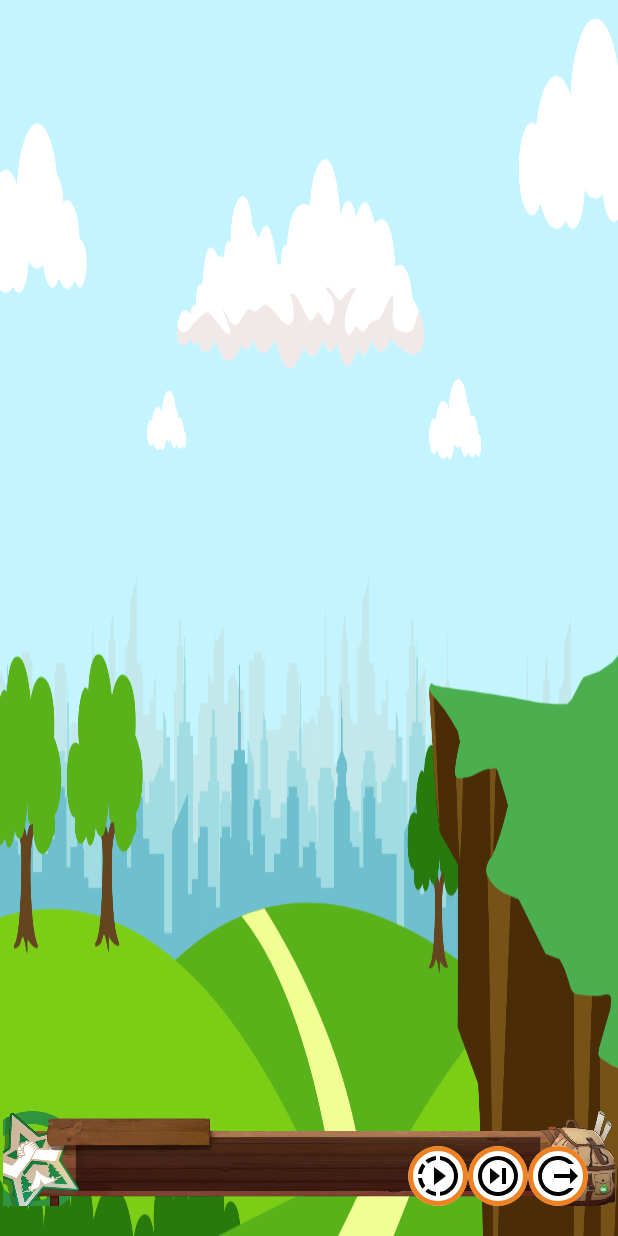
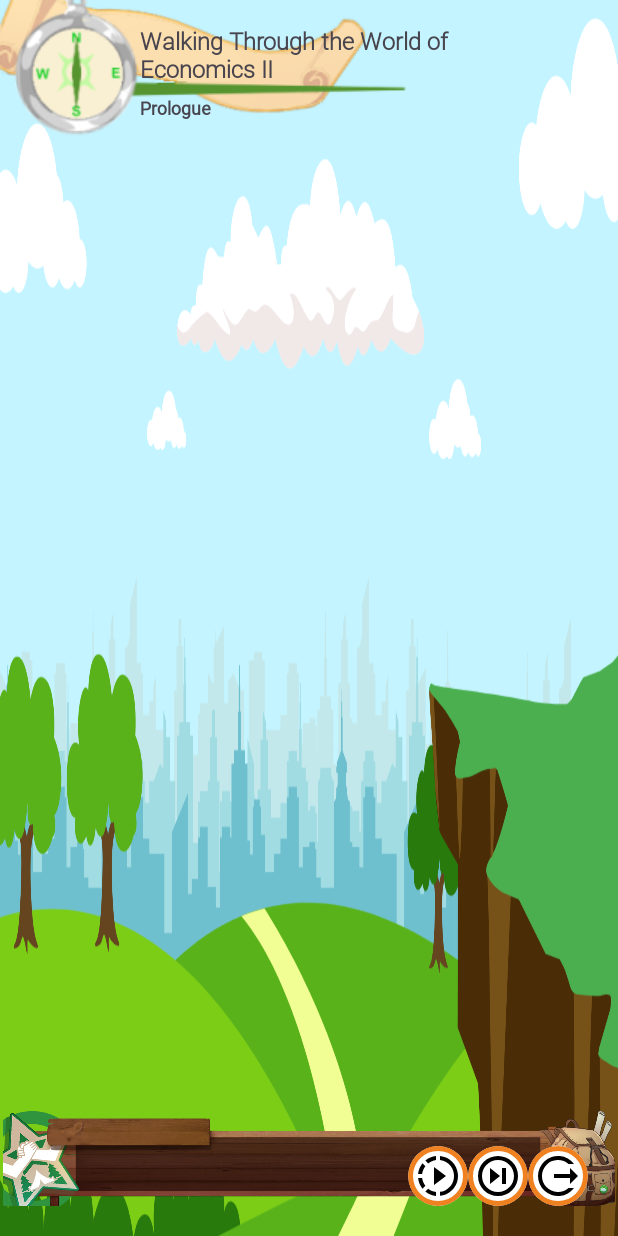
Before and after one commit to UgetsuMurata/Merkado-Capstone, an Android app: the layout gam_story_mode.xml on its own in the app's theme, with its tools: preview values and no code run, on a phone screen of 412 x 824 dp. Run offline under Robolectric (Android 15) with nearby library versions, the phone set to English and light mode, and no system bars.

Commit message:
Navigating between scenes. Scene and Chapter display UI

```diff
--- a/app/src/main/res/layout/gam_story_mode.xml
+++ b/app/src/main/res/layout/gam_story_mode.xml
@@ -7,6 +7,68 @@
     android:layout_height="match_parent"
     android:background="@drawable/bg_mai_main_menu"
     tools:context=".Screens.Game.StoryMode">
+
+    <androidx.constraintlayout.widget.ConstraintLayout
+        android:layout_width="wrap_content"
+        android:layout_height="wrap_content"
+        app:layout_constraintStart_toStartOf="parent"
+        app:layout_constraintTop_toTopOf="parent">
+
+        <androidx.constraintlayout.widget.Guideline
+            android:id="@+id/scene_detail_top"
+            android:layout_width="wrap_content"
+            android:layout_height="wrap_content"
+            android:orientation="horizontal"
+            app:layout_constraintGuide_percent=".58" />
+
+        <androidx.constraintlayout.widget.Guideline
+            android:id="@+id/chapter_detail_top"
+            android:layout_width="wrap_content"
+            android:layout_height="wrap_content"
+            android:orientation="horizontal"
+            app:layout_constraintGuide_percent=".65" />
+
+        <androidx.constraintlayout.widget.Guideline
+            android:id="@+id/scene_detail_start"
+            android:layout_width="wrap_content"
+            android:layout_height="wrap_content"
+            android:orientation="vertical"
+            app:layout_constraintGuide_percent=".31" />
+
+        <TextView
+            android:id="@+id/scene_name"
+            android:layout_width="0dp"
+            android:layout_height="wrap_content"
+            android:elevation="2dp"
+            android:fontFamily="@font/text"
+            android:text="Walking Through the World of Economics II"
+            android:textSize="16sp"
+            android:textStyle="bold"
+            app:layout_constraintBottom_toBottomOf="@id/scene_detail_top"
+            app:layout_constraintEnd_toEndOf="parent"
+            app:layout_constraintStart_toStartOf="@id/scene_detail_start" />
+
+        <TextView
+            android:id="@+id/chapter_name"
+            android:layout_width="0dp"
+            android:layout_height="wrap_content"
+            android:elevation="2dp"
+            android:fontFamily="@font/elements"
+            android:text="Prologue"
+            android:textSize="12sp"
+            android:textStyle="bold"
+            app:layout_constraintEnd_toEndOf="parent"
+            app:layout_constraintStart_toStartOf="@id/scene_detail_start"
+            app:layout_constraintTop_toTopOf="@id/chapter_detail_top" />
+
+        <ImageView
+            android:layout_width="wrap_content"
+            android:layout_height="wrap_content"
+            android:adjustViewBounds="true"
+            android:src="@drawable/gui_story_details"
+            app:layout_constraintStart_toStartOf="parent"
+            app:layout_constraintTop_toTopOf="parent" />
+    </androidx.constraintlayout.widget.ConstraintLayout>
 
     <LinearLayout
         android:layout_width="match_parent"
@@ -351,9 +413,9 @@
         android:id="@+id/black_screen"
         android:layout_width="match_parent"
         android:layout_height="match_parent"
+        android:alpha="0"
+        android:contentDescription="black screen"
         android:elevation="20dp"
         android:src="@color/black"
-        android:contentDescription="black screen"
-        android:alpha="0"
-        android:visibility="gone"/>
+        android:visibility="gone" />
 </androidx.constraintlayout.widget.ConstraintLayout>
```
Also changed, not shown: app/src/main/java/com/capstone/merkado/DataManager/DataFunctions.java (+5 -5 lines), app/src/main/java/com/capstone/merkado/Screens/Game/StoryMode.java (+51 -2 lines), app/src/main/java/com/capstone/merkado/Screens/LoadingScreen/ServerLoadingScreen.java (+6 -1 lines), app/src/main/res/drawable/gui_story_details.png (added).
